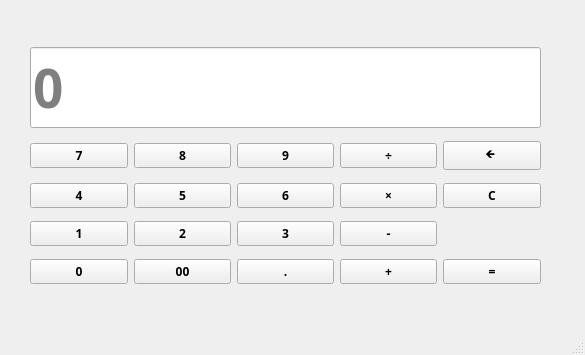
Above: calculadora.ui from Joycemg/PyCalc before the change. Below: the same form after it.
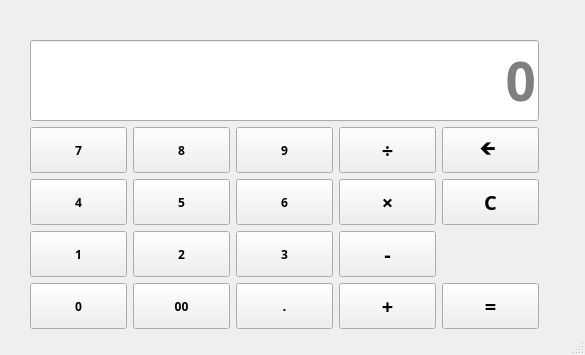
That is the form after the change.

Commit message: Cambios en calculadora.ui -Cambio de tamaño de botones Agregado la funcion de concatenar expresion

```diff
--- a/calculadora.ui
+++ b/calculadora.ui
@@ -32,12 +32,18 @@
       <x>30</x>
       <y>40</y>
       <width>511</width>
-      <height>254</height>
+      <height>290</height>
      </rect>
     </property>
     <layout class="QGridLayout" name="gridLayout">
      <item row="6" column="2">
       <widget class="QPushButton" name="boton6">
+       <property name="maximumSize">
+        <size>
+         <width>97</width>
+         <height>46</height>
+        </size>
+       </property>
        <property name="font">
         <font>
          <family>Noto Sans</family>
@@ -55,6 +61,17 @@
      </item>
      <item row="2" column="4">
       <widget class="QPushButton" name="botonX">
+       <property name="maximumSize">
+        <size>
+         <width>97</width>
+         <height>46</height>
+        </size>
+       </property>
+       <property name="font">
+        <font>
+         <pointsize>15</pointsize>
+        </font>
+       </property>
        <property name="text">
         <string>🡸 </string>
        </property>
@@ -62,6 +79,18 @@
      </item>
      <item row="9" column="0">
       <widget class="QPushButton" name="boton0">
+       <property name="sizePolicy">
+        <sizepolicy hsizetype="Minimum" vsizetype="Fixed">
+         <horstretch>0</horstretch>
+         <verstretch>0</verstretch>
+        </sizepolicy>
+       </property>
+       <property name="maximumSize">
+        <size>
+         <width>97</width>
+         <height>46</height>
+        </size>
+       </property>
        <property name="font">
         <font>
          <family>Noto Sans</family>
@@ -79,6 +108,12 @@
      </item>
      <item row="2" column="1">
       <widget class="QPushButton" name="boton8">
+       <property name="maximumSize">
+        <size>
+         <width>97</width>
+         <height>46</height>
+        </size>
+       </property>
        <property name="font">
         <font>
          <family>Noto Sans</family>
@@ -96,6 +131,12 @@
      </item>
      <item row="2" column="0">
       <widget class="QPushButton" name="boton7">
+       <property name="maximumSize">
+        <size>
+         <width>97</width>
+         <height>46</height>
+        </size>
+       </property>
        <property name="font">
         <font>
          <family>Noto Sans</family>
@@ -113,6 +154,12 @@
      </item>
      <item row="2" column="2">
       <widget class="QPushButton" name="boton9">
+       <property name="maximumSize">
+        <size>
+         <width>97</width>
+         <height>46</height>
+        </size>
+       </property>
        <property name="font">
         <font>
          <family>Noto Sans</family>
@@ -130,6 +177,18 @@
      </item>
      <item row="6" column="1">
       <widget class="QPushButton" name="boton5">
+       <property name="minimumSize">
+        <size>
+         <width>40</width>
+         <height>40</height>
+        </size>
+       </property>
+       <property name="maximumSize">
+        <size>
+         <width>97</width>
+         <height>46</height>
+        </size>
+       </property>
        <property name="font">
         <font>
          <family>Noto Sans</family>
@@ -147,9 +206,16 @@
      </item>
      <item row="8" column="3">
       <widget class="QPushButton" name="botonMenos">
+       <property name="maximumSize">
+        <size>
+         <width>97</width>
+         <height>46</height>
+        </size>
+       </property>
        <property name="font">
         <font>
          <family>Noto Sans</family>
+         <pointsize>15</pointsize>
          <weight>75</weight>
          <bold>true</bold>
         </font>
@@ -164,6 +230,12 @@
      </item>
      <item row="8" column="1">
       <widget class="QPushButton" name="boton2">
+       <property name="maximumSize">
+        <size>
+         <width>97</width>
+         <height>46</height>
+        </size>
+       </property>
        <property name="font">
         <font>
          <family>Noto Sans</family>
@@ -181,9 +253,16 @@
      </item>
      <item row="6" column="3">
       <widget class="QPushButton" name="botonMulti">
+       <property name="maximumSize">
+        <size>
+         <width>97</width>
+         <height>46</height>
+        </size>
+       </property>
        <property name="font">
         <font>
          <family>Noto Sans</family>
+         <pointsize>15</pointsize>
          <weight>75</weight>
          <bold>true</bold>
         </font>
@@ -198,6 +277,12 @@
      </item>
      <item row="6" column="0">
       <widget class="QPushButton" name="boton4">
+       <property name="maximumSize">
+        <size>
+         <width>97</width>
+         <height>46</height>
+        </size>
+       </property>
        <property name="font">
         <font>
          <family>Noto Sans</family>
@@ -215,9 +300,16 @@
      </item>
      <item row="9" column="4">
       <widget class="QPushButton" name="botonResu">
+       <property name="maximumSize">
+        <size>
+         <width>97</width>
+         <height>46</height>
+        </size>
+       </property>
        <property name="font">
         <font>
          <family>Noto Sans</family>
+         <pointsize>15</pointsize>
          <weight>75</weight>
          <bold>true</bold>
         </font>
@@ -232,9 +324,16 @@
      </item>
      <item row="2" column="3">
       <widget class="QPushButton" name="botonDivision">
+       <property name="maximumSize">
+        <size>
+         <width>97</width>
+         <height>46</height>
+        </size>
+       </property>
        <property name="font">
         <font>
          <family>Noto Sans</family>
+         <pointsize>15</pointsize>
          <weight>75</weight>
          <bold>true</bold>
         </font>
@@ -249,6 +348,12 @@
      </item>
      <item row="9" column="1">
       <widget class="QPushButton" name="boton00">
+       <property name="maximumSize">
+        <size>
+         <width>97</width>
+         <height>46</height>
+        </size>
+       </property>
        <property name="font">
         <font>
          <family>Noto Sans</family>
@@ -266,9 +371,16 @@
      </item>
      <item row="6" column="4">
       <widget class="QPushButton" name="botonC">
+       <property name="maximumSize">
+        <size>
+         <width>97</width>
+         <height>46</height>
+        </size>
+       </property>
        <property name="font">
         <font>
          <family>Noto Sans</family>
+         <pointsize>15</pointsize>
          <weight>75</weight>
          <bold>true</bold>
         </font>
@@ -283,6 +395,12 @@
      </item>
      <item row="8" column="0">
       <widget class="QPushButton" name="boton1">
+       <property name="maximumSize">
+        <size>
+         <width>97</width>
+         <height>46</height>
+        </size>
+       </property>
        <property name="font">
         <font>
          <family>Noto Sans</family>
@@ -300,9 +418,16 @@
      </item>
      <item row="9" column="3">
       <widget class="QPushButton" name="botonSuma">
+       <property name="maximumSize">
+        <size>
+         <width>97</width>
+         <height>46</height>
+        </size>
+       </property>
        <property name="font">
         <font>
          <family>Noto Sans</family>
+         <pointsize>15</pointsize>
          <weight>75</weight>
          <bold>true</bold>
         </font>
@@ -317,9 +442,16 @@
      </item>
      <item row="9" column="2">
       <widget class="QPushButton" name="botonPunto">
+       <property name="maximumSize">
+        <size>
+         <width>97</width>
+         <height>46</height>
+        </size>
+       </property>
        <property name="font">
         <font>
          <family>Noto Sans</family>
+         <pointsize>10</pointsize>
          <weight>75</weight>
          <bold>true</bold>
         </font>
@@ -334,6 +466,12 @@
      </item>
      <item row="8" column="2">
       <widget class="QPushButton" name="boton3">
+       <property name="maximumSize">
+        <size>
+         <width>97</width>
+         <height>46</height>
+        </size>
+       </property>
        <property name="font">
         <font>
          <family>Noto Sans</family>
@@ -369,6 +507,9 @@
        <property name="text">
         <string/>
        </property>
+       <property name="alignment">
+        <set>Qt::AlignRight|Qt::AlignTrailing|Qt::AlignVCenter</set>
+       </property>
        <property name="readOnly">
         <bool>true</bool>
        </property>
```
The commit also changes 1 other file.
